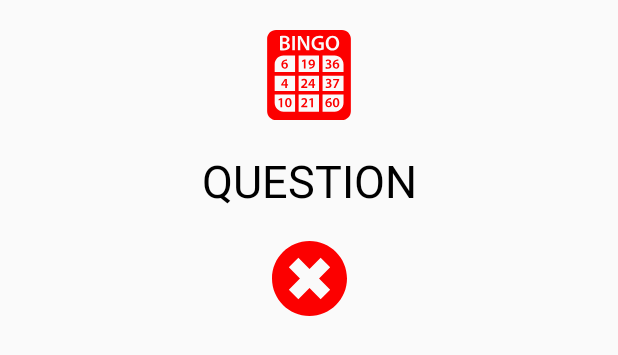
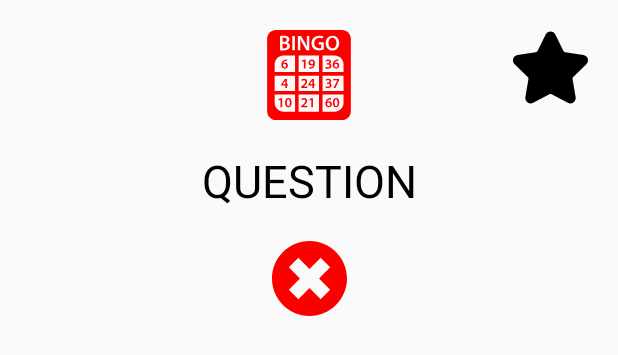
Before and after one commit to eliasLoker/Numbers, an Android app: the layout dialog_number_details.xml on its own in the app's theme, with its tools: preview values and no code run, on a phone screen of 412 x 824 dp. Shown: the top 355 px of the screen. Run offline under Robolectric (Android 15) with nearby library versions, the phone set to English and light mode, and no system bars.

Commit message:
- реализовал запись в БД по клику на ImageView в диалоге через interface

```diff
--- a/app/src/main/java/com/example/myplaceinfo/number/viewmodel/NumberViewModelImpl.kt
+++ b/app/src/main/java/com/example/myplaceinfo/number/viewmodel/NumberViewModelImpl.kt
@@ -81,5 +81,6 @@ class NumberViewModelImpl(val numberInteractor: NumberInteractor) : ViewModel(),
     override fun onClickTestButton() {
         val numberEntity: NumberEntity = NumberEntity(number.get().toString(), message!!)
         numberInteractor.insertInDB(numberEntity).subscribe()
+        Log.d("NVM", "onClickTestButton")
     }
 }
--- /dev/null
+++ b/app/src/main/res/drawable/ic_star.xml
@@ -0,0 +1,4 @@
+<vector android:height="24dp" android:viewportHeight="49.94"
+    android:viewportWidth="49.94" android:width="24dp" xmlns:android="http://schemas.android.com/apk/res/android">
+    <path android:fillColor="#FF000000" android:pathData="M48.856,22.73c0.983,-0.958 1.33,-2.364 0.906,-3.671c-0.425,-1.307 -1.532,-2.24 -2.892,-2.438l-12.092,-1.757c-0.515,-0.075 -0.96,-0.398 -1.19,-0.865L28.182,3.043c-0.607,-1.231 -1.839,-1.996 -3.212,-1.996c-1.372,0 -2.604,0.765 -3.211,1.996L16.352,14c-0.23,0.467 -0.676,0.79 -1.191,0.865L3.069,16.622c-1.359,0.197 -2.467,1.131 -2.892,2.438c-0.424,1.307 -0.077,2.713 0.906,3.671l8.749,8.528c0.373,0.364 0.544,0.888 0.456,1.4L8.224,44.701c-0.183,1.06 0.095,2.091 0.781,2.904c1.066,1.267 2.927,1.653 4.415,0.871l10.814,-5.686c0.452,-0.237 1.021,-0.235 1.472,0l10.815,5.686c0.526,0.277 1.087,0.417 1.666,0.417c1.057,0 2.059,-0.47 2.748,-1.288c0.687,-0.813 0.964,-1.846 0.781,-2.904l-2.065,-12.042c-0.088,-0.513 0.083,-1.036 0.456,-1.4L48.856,22.73z"/>
+</vector>
--- a/app/src/main/res/layout/dialog_number_details.xml
+++ b/app/src/main/res/layout/dialog_number_details.xml
@@ -13,6 +13,16 @@
             android:layout_height="wrap_content"
             android:orientation="vertical"
             app:layout_constraintGuide_percent="0.5"/>
+
+    <ImageView
+            android:id="@+id/favourites"
+            android:layout_width="50dp"
+            android:layout_height="50dp"
+            android:src="@drawable/ic_star"
+            android:layout_marginTop="20dp"
+            android:layout_marginEnd="20dp"
+            app:layout_constraintEnd_toEndOf="parent"
+            app:layout_constraintTop_toTopOf="parent"/>
 
     <ImageView
             android:id="@+id/logo"
```
Also changed, not shown: app/src/main/java/com/example/myplaceinfo/number/NumberDetailsDialog.kt (renamed from app/src/main/java/com/example/myplaceinfo/dialogs/NumberDetailsDialog.kt, +14 -1 lines), app/src/main/java/com/example/myplaceinfo/number/NumberFragment.kt (+5 -4 lines).
